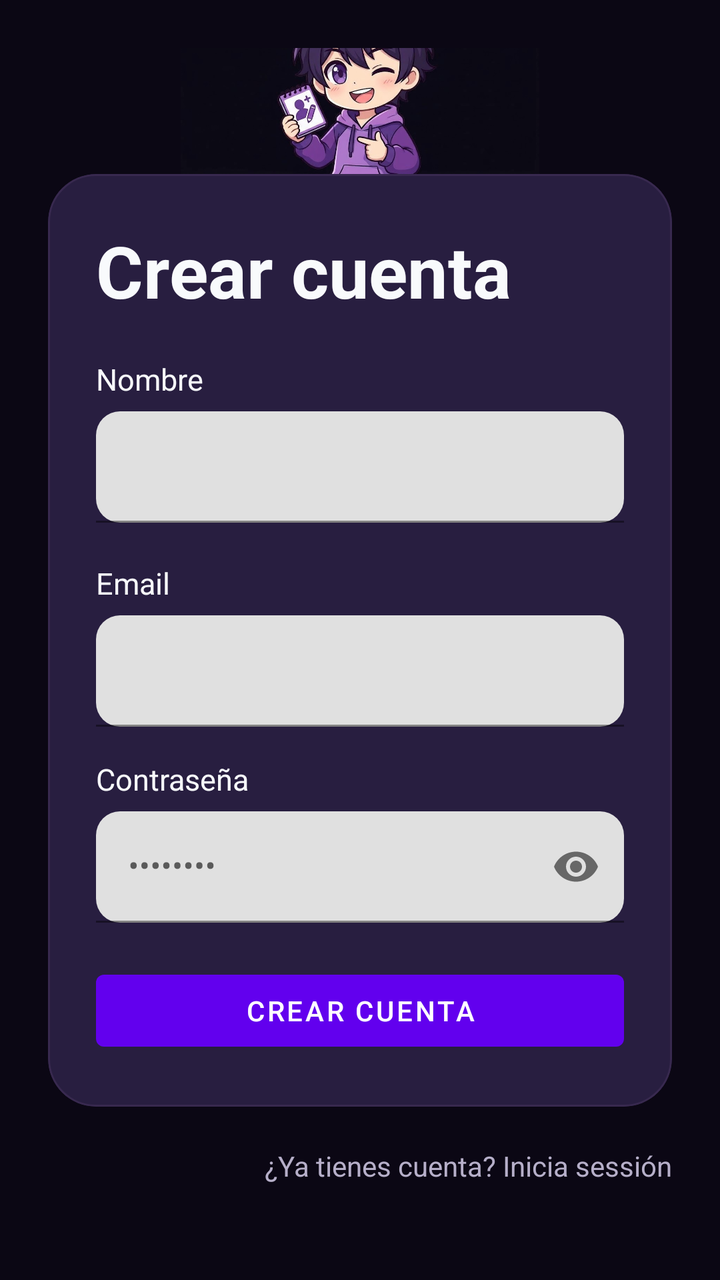
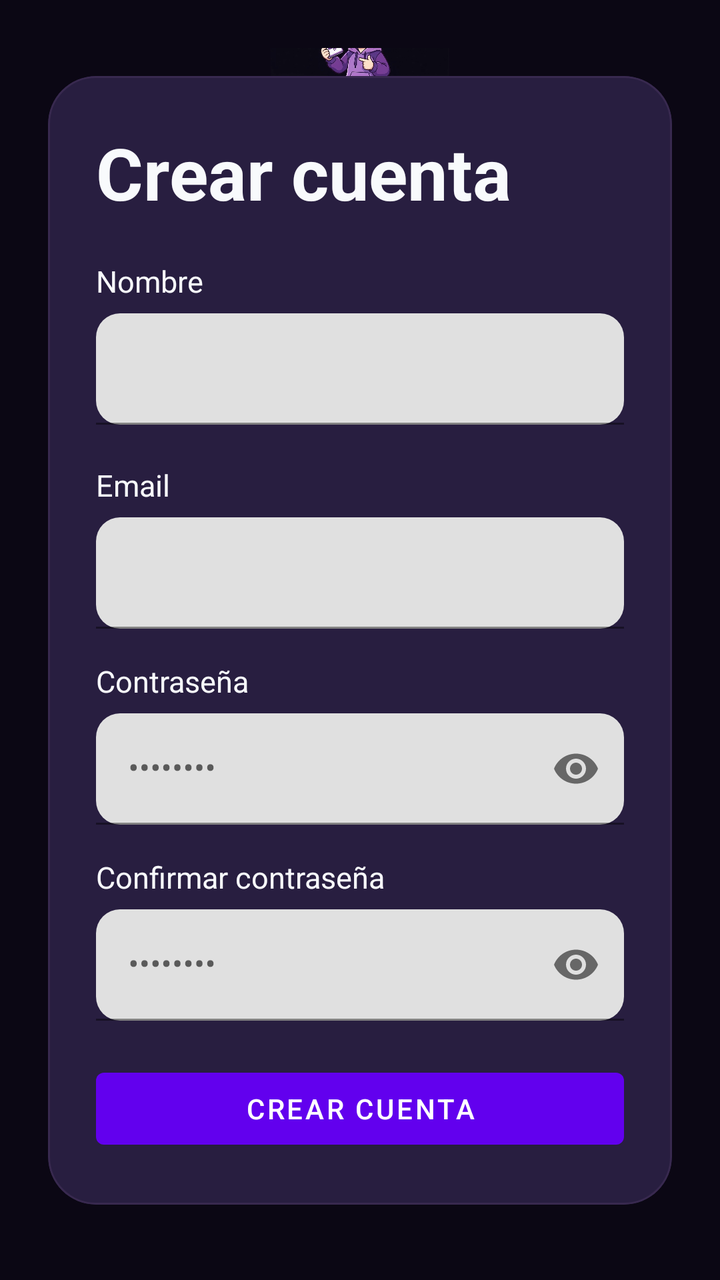

The first picture is an Android layout as it rendered before a commit; the second is the same layout after the commit. The layout source and the unified diff follow.
<!-- AndroidManifest.xml: application theme Theme.Mankuro -->
<!-- res/layout/activity_sign_up.xml -->
<?xml version="1.0" encoding="utf-8"?>
<androidx.constraintlayout.widget.ConstraintLayout xmlns:android="http://schemas.android.com/apk/res/android"
    xmlns:app="http://schemas.android.com/apk/res-auto"
    xmlns:tools="http://schemas.android.com/tools"
    android:id="@+id/main"
    android:layout_width="match_parent"
    android:layout_height="match_parent"
    tools:context=".Mankuro.signUpActivity"
    android:background="@color/mankuro_background"
    android:padding="24dp">

    <ImageView
        android:layout_width="200dp"
        android:layout_height="100dp"
        app:layout_constraintBottom_toTopOf="@id/cardLogin"
        app:layout_constraintStart_toStartOf="@id/cardLogin"
        app:layout_constraintEnd_toEndOf="@id/cardLogin"

        android:src="@drawable/img_2">

    </ImageView>

    <com.google.android.material.card.MaterialCardView
        android:id="@+id/cardLogin"
        android:layout_width="0dp"
        android:layout_height="wrap_content"
        app:cardBackgroundColor="@color/mankuro_surface"
        app:cardCornerRadius="24dp"
        app:cardElevation="0dp"
        app:strokeColor="@color/mankuro_border"
        app:strokeWidth="1dp"
        app:layout_constraintTop_toTopOf="parent"
        app:layout_constraintBottom_toBottomOf="parent"
        app:layout_constraintStart_toStartOf="parent"
        app:layout_constraintEnd_toEndOf="parent">

        <LinearLayout
            android:layout_width="match_parent"
            android:layout_height="wrap_content"
            android:orientation="vertical"
            android:padding="24dp">

            <TextView
                android:layout_width="wrap_content"
                android:layout_height="wrap_content"
                android:text="Crear cuenta"
                android:textAlignment="center"
                android:textColor="@color/mankuro_text"
                android:textSize="36sp"
                android:textStyle="bold">

            </TextView>

            <TextView
                android:id="@+id/textFullName"
                android:layout_width="wrap_content"
                android:layout_height="wrap_content"
                android:layout_marginTop="20dp"
                android:text="Nombre"
                android:textColor="@color/mankuro_text"
                android:textSize="15sp" />

            <com.google.android.material.textfield.TextInputLayout
                android:id="@+id/tilFullName"
                android:layout_width="match_parent"
                android:layout_height="wrap_content"
                android:layout_marginTop="6dp"
                app:boxCornerRadiusTopStart="12dp"
                app:boxCornerRadiusTopEnd="12dp"
                app:boxCornerRadiusBottomStart="12dp"
                app:boxCornerRadiusBottomEnd="12dp"
                app:boxStrokeColor="@color/mankuro_primary">

                <com.google.android.material.textfield.TextInputEditText
                    android:id="@+id/etFullName"
                    android:layout_width="match_parent"
                    android:layout_height="wrap_content"
                    android:textColor="@color/mankuro_text"
                    android:inputType="textEmailAddress" />

            </com.google.android.material.textfield.TextInputLayout>




            <TextView
                android:id="@+id/textEmail"
                android:layout_width="wrap_content"
                android:layout_height="wrap_content"
                android:layout_marginTop="20dp"
                android:text="Email"
                android:textColor="@color/mankuro_text"
                android:textSize="15sp" />

            <com.google.android.material.textfield.TextInputLayout
                android:id="@+id/tilEmail"
                android:layout_width="match_parent"
                android:layout_height="wrap_content"
                android:layout_marginTop="6dp"
                app:boxCornerRadiusTopStart="12dp"
                app:boxCornerRadiusTopEnd="12dp"
                app:boxCornerRadiusBottomStart="12dp"
                app:boxCornerRadiusBottomEnd="12dp"
                app:boxStrokeColor="@color/mankuro_primary">

                <com.google.android.material.textfield.TextInputEditText
                    android:id="@+id/etEmail"
                    android:layout_width="match_parent"
                    android:layout_height="wrap_content"
                    android:textColor="@color/mankuro_text"
                    android:inputType="textEmailAddress" />

            </com.google.android.material.textfield.TextInputLayout>

            <TextView
                android:id="@+id/textPassword"
                android:layout_width="wrap_content"
                android:layout_height="wrap_content"
                android:layout_marginTop="16dp"
                android:text="Contraseña"
                android:textColor="@color/mankuro_text"
                android:textSize="15sp" />

            <com.google.android.material.textfield.TextInputLayout
                android:id="@+id/tilPassword"
                android:layout_width="match_parent"
                android:layout_height="wrap_content"
                android:layout_marginTop="6dp"
                android:hint="••••••••"
                app:endIconMode="password_toggle"
                app:boxCornerRadiusTopStart="12dp"
                app:boxCornerRadiusTopEnd="12dp"
                app:boxCornerRadiusBottomStart="12dp"
                app:boxCornerRadiusBottomEnd="12dp"
                app:boxStrokeColor="@color/mankuro_primary">

                <com.google.android.material.textfield.TextInputEditText
                    android:id="@+id/etPassword"
                    android:layout_width="match_parent"
                    android:layout_height="wrap_content"
                    android:textColor="@color/mankuro_text"
                    android:inputType="textPassword" />

            </com.google.android.material.textfield.TextInputLayout>

            <Button
                android:layout_width="match_parent"
                android:layout_height="wrap_content"
                android:layout_marginTop="20dp"
                android:text="Crear cuenta"
                >
            </Button>

        </LinearLayout>

    </com.google.android.material.card.MaterialCardView>

    <TextView
        android:layout_width="wrap_content"
        android:layout_height="wrap_content"
        android:text="¿Ya tienes cuenta? Inicia sessión"
        android:layout_marginTop="20dp"
        android:textColor="@color/mankuro_text_secondary"
        app:layout_constraintTop_toBottomOf="@id/cardLogin"
        app:layout_constraintEnd_toEndOf="@id/cardLogin">
    </TextView>

</androidx.constraintlayout.widget.ConstraintLayout>
<!-- resources referenced by this layout -->
<resources>
  <color name="mankuro_background">#0B0714</color>
  <color name="mankuro_border">#38294F</color>
  <color name="mankuro_primary">#8B5CF6</color>
  <color name="mankuro_surface">#281E40</color>
  <color name="mankuro_text">#F8FAFC</color>
  <color name="mankuro_text_secondary">#B6AFC9</color>
  <!-- drawable img_2: png bitmap (drawable, 425931 bytes) -->
  <style name="Theme.Mankuro" parent="Theme.MaterialComponents.DayNight.NoActionBar" />
</resources>

<!-- the commit's change to res/layout/activity_sign_up.xml (unified diff, before → after) -->
@@ -10,8 +10,8 @@
     android:padding="24dp">
 
     <ImageView
-        android:layout_width="200dp"
-        android:layout_height="100dp"
+        android:layout_width="150dp"
+        android:layout_height="50dp"
         app:layout_constraintBottom_toTopOf="@id/cardLogin"
         app:layout_constraintStart_toStartOf="@id/cardLogin"
         app:layout_constraintEnd_toEndOf="@id/cardLogin"
@@ -82,7 +82,6 @@
 
 
 
-
             <TextView
                 android:id="@+id/textEmail"
                 android:layout_width="wrap_content"
@@ -143,6 +142,37 @@
 
             </com.google.android.material.textfield.TextInputLayout>
 
+            <TextView
+                android:id="@+id/textConfirmPassword"
+                android:layout_width="wrap_content"
+                android:layout_height="wrap_content"
+                android:layout_marginTop="16dp"
+                android:text="Confirmar contraseña"
+                android:textColor="@color/mankuro_text"
+                android:textSize="15sp" />
+
+            <com.google.android.material.textfield.TextInputLayout
+                android:id="@+id/tilConfirmPassword"
+                android:layout_width="match_parent"
+                android:layout_height="wrap_content"
+                android:layout_marginTop="6dp"
+                android:hint="••••••••"
+                app:endIconMode="password_toggle"
+                app:boxCornerRadiusTopStart="12dp"
+                app:boxCornerRadiusTopEnd="12dp"
+                app:boxCornerRadiusBottomStart="12dp"
+                app:boxCornerRadiusBottomEnd="12dp"
+                app:boxStrokeColor="@color/mankuro_primary">
+
+                <com.google.android.material.textfield.TextInputEditText
+                    android:id="@+id/etConfirmPassword"
+                    android:layout_width="match_parent"
+                    android:layout_height="wrap_content"
+                    android:textColor="@color/mankuro_text"
+                    android:inputType="textPassword"/>
+
+            </com.google.android.material.textfield.TextInputLayout>
+
             <Button
                 android:layout_width="match_parent"
                 android:layout_height="wrap_content"
